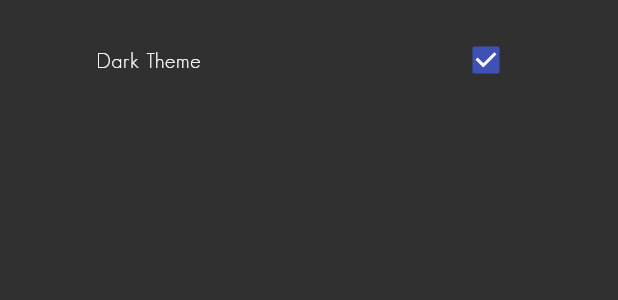
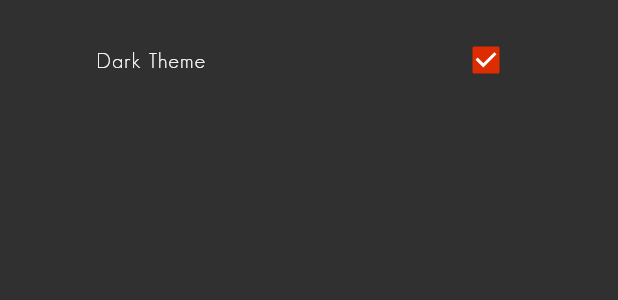
Before and after one commit to jim-ec/pentachoron, a Flutter app: the Option widget shown alone on an empty page, opened directly, on a phone screen of 412 x 824 dp. Shown: the top 300 px of the screen. Run offline on Flutter 3.47's test engine with Material 2 defaults, Android fonts, the phone set to English and light mode, and no system bars; our stand-ins replace dynamic_theme, shared_preferences; accounts and stored records are empty.

```diff
--- a/lib/theme.dart
+++ b/lib/theme.dart
@@ -1,14 +1,14 @@
 import 'package:flutter/material.dart';
 
 ThemeData tesserTheme(final Brightness brightness) => ThemeData(
-      primaryColor: Colors.deepOrange,
-      toggleableActiveColor: Colors.indigo,
-      accentColor: Colors.indigo,
+      primaryColor: Colors.deepOrangeAccent[400],
+      toggleableActiveColor: Colors.deepOrangeAccent[700],
+      accentColor:  Colors.deepOrangeAccent[700],
       fontFamily: "GeoNMS",
       brightness: brightness,
       textTheme: TextTheme(
         body1: TextStyle(
-          letterSpacing: 0.5,
+          letterSpacing: 0.8,
         ),
         button: TextStyle(
           fontWeight: FontWeight.w900,
@@ -21,8 +21,11 @@ ThemeData tesserTheme(final Brightness brightness) => ThemeData(
           letterSpacing: 1.2,
         ),
         body1: TextStyle(
-          fontWeight: FontWeight.bold,
-          letterSpacing: 1.0,
+          letterSpacing: 0.8,
+        ),
+        button: TextStyle(
+          fontWeight: FontWeight.w900,
+          letterSpacing: 1.2,
         ),
       ),
     );
```
Also changed, not shown: lib/back_layer.dart (+27 -11 lines).
